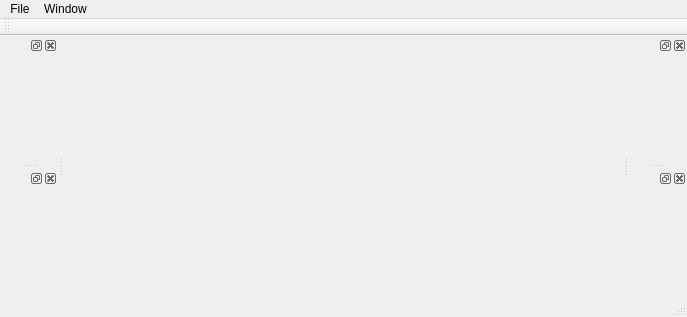
First picture: the form in ui/mainwindow.ui, repository andreikl/gexplorer, before the edit.
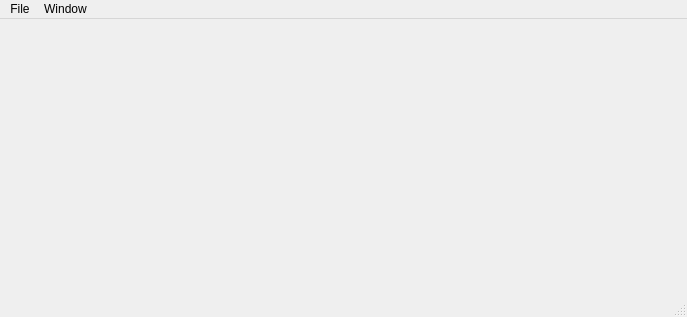
Second picture: the form after the edit. Custom widgets are drawn as their Qt base class.

```diff
--- a/ui/mainwindow.ui
+++ b/ui/mainwindow.ui
@@ -13,14 +13,8 @@
   <property name="windowTitle">
    <string>MainWindow</string>
   </property>
-  <widget class="QWidget" name="pwContent">
-   <property name="sizePolicy">
-    <sizepolicy hsizetype="Minimum" vsizetype="Minimum">
-     <horstretch>0</horstretch>
-     <verstretch>0</verstretch>
-    </sizepolicy>
-   </property>
-   <layout class="QVBoxLayout" name="plLayout">
+  <widget class="QWidget" name="wContent">
+   <layout class="QVBoxLayout" name="lLayout">
     <property name="spacing">
      <number>0</number>
     </property>
@@ -58,68 +52,14 @@
    <addaction name="pmFile"/>
    <addaction name="pmWindow"/>
   </widget>
-  <widget class="QToolBar" name="ptbToolBar">
-   <attribute name="toolBarArea">
-    <enum>TopToolBarArea</enum>
-   </attribute>
-   <attribute name="toolBarBreak">
-    <bool>false</bool>
-   </attribute>
-  </widget>
-  <widget class="QStatusBar" name="psbStatusBar"/>
-  <widget class="GalleriesWindow" name="pdwGalleriesWindow">
-   <attribute name="dockWidgetArea">
-    <number>2</number>
-   </attribute>
-  </widget>
-  <widget class="CustomGalleriesWindow" name="pdwCustomGalleriesWindow">
-   <attribute name="dockWidgetArea">
-    <number>2</number>
-   </attribute>
-  </widget>
-  <widget class="KeyGalleriesWindow" name="pdwKeyGalleriesWindow">
-   <attribute name="dockWidgetArea">
-    <number>1</number>
-   </attribute>
-  </widget>
-  <widget class="DownloadsWindow" name="pdwDownloadsWindow">
-   <attribute name="dockWidgetArea">
-    <number>1</number>
-   </attribute>
-  </widget>
-  <action name="paExit">
+  <widget class="QStatusBar" name="sbStatusBar"/>
+  <action name="aExit">
    <property name="text">
     <string>Exit</string>
    </property>
   </action>
  </widget>
  <layoutdefault spacing="6" margin="11"/>
- <customwidgets>
-  <customwidget>
-   <class>KeyGalleriesWindow</class>
-   <extends>QDockWidget</extends>
-   <header location="global">ui/windows/keygallerieswindow.h</header>
-   <container>1</container>
-  </customwidget>
-  <customwidget>
-   <class>GalleriesWindow</class>
-   <extends>QDockWidget</extends>
-   <header location="global">ui/windows/gallerieswindow.h</header>
-   <container>1</container>
-  </customwidget>
-  <customwidget>
-   <class>DownloadsWindow</class>
-   <extends>QDockWidget</extends>
-   <header location="global">ui/windows/downloadswindow.h</header>
-   <container>1</container>
-  </customwidget>
-  <customwidget>
-   <class>CustomGalleriesWindow</class>
-   <extends>QDockWidget</extends>
-   <header location="global">ui/windows/customgallerieswindow.h</header>
-   <container>1</container>
-  </customwidget>
- </customwidgets>
  <resources/>
  <connections/>
 </ui>
```
Left out of the diff: 16 changed lines with no effect on the pictures.
